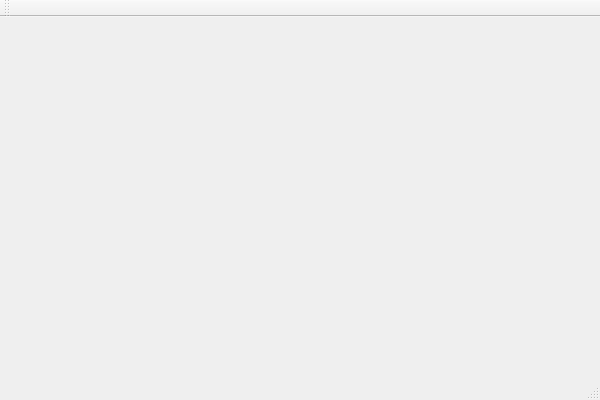
The window that NetDebug-Client/NetDebug-Client/NetDebugClientWnd.ui (It-Why/CUIT-NetDebug) describes before a commit, drawn with Qt 5.
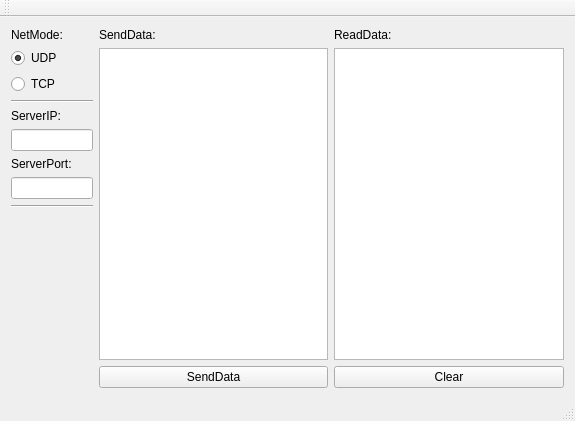
The same window after the commit.

Commit message: Mod:Client UI

Diff of the .ui file:
```diff
--- a/NetDebug-Client/NetDebug-Client/NetDebugClientWnd.ui
+++ b/NetDebug-Client/NetDebug-Client/NetDebugClientWnd.ui
@@ -6,14 +6,196 @@
    <rect>
     <x>0</x>
     <y>0</y>
-    <width>600</width>
-    <height>400</height>
+    <width>575</width>
+    <height>421</height>
    </rect>
   </property>
   <property name="windowTitle">
    <string>NetDebugClientWnd</string>
   </property>
-  <widget class="QWidget" name="centralWidget"/>
+  <widget class="QWidget" name="centralWidget">
+   <layout class="QHBoxLayout" name="horizontalLayout">
+    <item>
+     <layout class="QVBoxLayout" name="verticalLayout">
+      <item>
+       <widget class="QLabel" name="label_NetMode">
+        <property name="maximumSize">
+         <size>
+          <width>150</width>
+          <height>16777215</height>
+         </size>
+        </property>
+        <property name="text">
+         <string>NetMode:</string>
+        </property>
+       </widget>
+      </item>
+      <item>
+       <widget class="QRadioButton" name="radioButton_Udp">
+        <property name="maximumSize">
+         <size>
+          <width>150</width>
+          <height>16777215</height>
+         </size>
+        </property>
+        <property name="text">
+         <string>UDP</string>
+        </property>
+        <property name="checked">
+         <bool>true</bool>
+        </property>
+       </widget>
+      </item>
+      <item>
+       <widget class="QRadioButton" name="radioButton_Tcp">
+        <property name="maximumSize">
+         <size>
+          <width>150</width>
+          <height>16777215</height>
+         </size>
+        </property>
+        <property name="text">
+         <string>TCP</string>
+        </property>
+       </widget>
+      </item>
+      <item>
+       <widget class="Line" name="line">
+        <property name="maximumSize">
+         <size>
+          <width>150</width>
+          <height>16777215</height>
+         </size>
+        </property>
+        <property name="orientation">
+         <enum>Qt::Horizontal</enum>
+        </property>
+       </widget>
+      </item>
+      <item>
+       <widget class="QLabel" name="label_ServerIP">
+        <property name="maximumSize">
+         <size>
+          <width>150</width>
+          <height>16777215</height>
+         </size>
+        </property>
+        <property name="text">
+         <string>ServerIP:</string>
+        </property>
+       </widget>
+      </item>
+      <item>
+       <widget class="QLineEdit" name="lineEdit_ServerIP">
+        <property name="maximumSize">
+         <size>
+          <width>120</width>
+          <height>16777215</height>
+         </size>
+        </property>
+       </widget>
+      </item>
+      <item>
+       <widget class="QLabel" name="label_ServerPort">
+        <property name="maximumSize">
+         <size>
+          <width>150</width>
+          <height>16777215</height>
+         </size>
+        </property>
+        <property name="text">
+         <string>ServerPort:</string>
+        </property>
+       </widget>
+      </item>
+      <item>
+       <widget class="QLineEdit" name="lineEdit_ServerPort">
+        <property name="maximumSize">
+         <size>
+          <width>120</width>
+          <height>16777215</height>
+         </size>
+        </property>
+       </widget>
+      </item>
+      <item>
+       <widget class="Line" name="line_2">
+        <property name="maximumSize">
+         <size>
+          <width>150</width>
+          <height>16777215</height>
+         </size>
+        </property>
+        <property name="orientation">
+         <enum>Qt::Horizontal</enum>
+        </property>
+       </widget>
+      </item>
+      <item>
+       <spacer name="verticalSpacer">
+        <property name="orientation">
+         <enum>Qt::Vertical</enum>
+        </property>
+        <property name="sizeHint" stdset="0">
+         <size>
+          <width>20</width>
+          <height>40</height>
+         </size>
+        </property>
+       </spacer>
+      </item>
+     </layout>
+    </item>
+    <item>
+     <layout class="QVBoxLayout" name="verticalLayout_2">
+      <property name="leftMargin">
+       <number>0</number>
+      </property>
+      <item>
+       <widget class="QLabel" name="label_SendData">
+        <property name="text">
+         <string>SendData:</string>
+        </property>
+       </widget>
+      </item>
+      <item>
+       <widget class="QTextEdit" name="textEdit_SendData"/>
+      </item>
+      <item>
+       <widget class="QPushButton" name="pushButton_SendData">
+        <property name="text">
+         <string>SendData</string>
+        </property>
+       </widget>
+      </item>
+     </layout>
+    </item>
+    <item>
+     <layout class="QVBoxLayout" name="verticalLayout_3">
+      <property name="leftMargin">
+       <number>0</number>
+      </property>
+      <item>
+       <widget class="QLabel" name="label_ReadData">
+        <property name="text">
+         <string>ReadData:</string>
+        </property>
+       </widget>
+      </item>
+      <item>
+       <widget class="QTextBrowser" name="textBrowser_ReadData"/>
+      </item>
+      <item>
+       <widget class="QPushButton" name="pushButton_ClearReadData">
+        <property name="text">
+         <string>Clear</string>
+        </property>
+       </widget>
+      </item>
+     </layout>
+    </item>
+   </layout>
+  </widget>
   <widget class="QMenuBar" name="menuBar">
    <property name="geometry">
     <rect>
```
Left out of the diff: 4 changed lines with no effect on the pictures.
